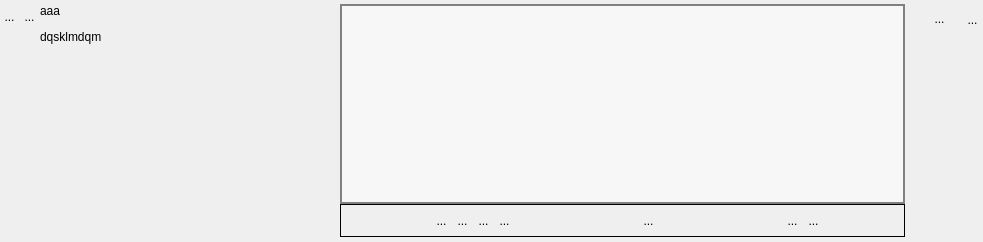
Above: UiQT4/desWidgetPlusieursBase.ui from SalomePlatform/eficas_tools before the change. Below: the same form after it.
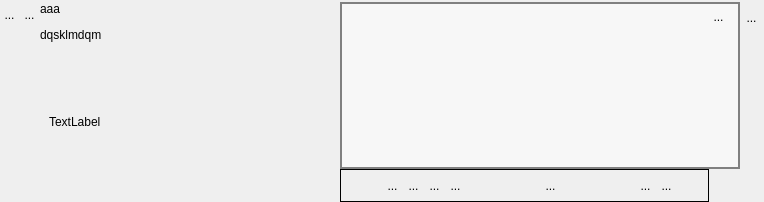
That is the form after the change. Icons and pictures are not drawn. Custom widgets are drawn as their Qt base class.

```diff
--- a/UiQT4/desWidgetPlusieursBase.ui
+++ b/UiQT4/desWidgetPlusieursBase.ui
@@ -6,12 +6,12 @@
    <rect>
     <x>0</x>
     <y>0</y>
-    <width>983</width>
-    <height>242</height>
+    <width>764</width>
+    <height>202</height>
    </rect>
   </property>
   <property name="sizePolicy">
-   <sizepolicy hsizetype="Expanding" vsizetype="Preferred">
+   <sizepolicy hsizetype="Expanding" vsizetype="Expanding">
     <horstretch>0</horstretch>
     <verstretch>0</verstretch>
    </sizepolicy>
@@ -39,13 +39,13 @@
     <number>0</number>
    </property>
    <property name="topMargin">
-    <number>4</number>
+    <number>2</number>
    </property>
    <property name="rightMargin">
-    <number>0</number>
+    <number>2</number>
    </property>
    <property name="bottomMargin">
-    <number>5</number>
+    <number>0</number>
    </property>
    <item>
     <layout class="QVBoxLayout" name="verticalLayout_3">
@@ -151,6 +151,11 @@
     </layout>
    </item>
    <item>
+    <layout class="QVBoxLayout" name="verticalLayout_4">
+     <property name="spacing">
+      <number>0</number>
+     </property>
+     <item>
     <widget class="MonLabelClic" name="label">
      <property name="sizePolicy">
       <sizepolicy hsizetype="Fixed" vsizetype="Preferred">
@@ -185,6 +190,58 @@
     </widget>
    </item>
    <item>
+      <widget class="QScrollArea" name="scrollArea_2">
+       <property name="sizePolicy">
+        <sizepolicy hsizetype="Fixed" vsizetype="Expanding">
+         <horstretch>0</horstretch>
+         <verstretch>0</verstretch>
+        </sizepolicy>
+       </property>
+       <property name="frameShape">
+        <enum>QFrame::NoFrame</enum>
+       </property>
+       <property name="frameShadow">
+        <enum>QFrame::Plain</enum>
+       </property>
+       <property name="widgetResizable">
+        <bool>true</bool>
+       </property>
+       <widget class="QWidget" name="scrollAreaWidgetContents_2">
+        <property name="geometry">
+         <rect>
+          <x>0</x>
+          <y>0</y>
+          <width>112</width>
+          <height>138</height>
+         </rect>
+        </property>
+        <property name="sizePolicy">
+         <sizepolicy hsizetype="Fixed" vsizetype="Preferred">
+          <horstretch>0</horstretch>
+          <verstretch>0</verstretch>
+         </sizepolicy>
+        </property>
+        <layout class="QHBoxLayout" name="horizontalLayout_7">
+         <item>
+          <widget class="QLabel" name="monCommentaireLabel">
+           <property name="sizePolicy">
+            <sizepolicy hsizetype="Fixed" vsizetype="MinimumExpanding">
+             <horstretch>0</horstretch>
+             <verstretch>0</verstretch>
+            </sizepolicy>
+           </property>
+           <property name="text">
+            <string>TextLabel</string>
+           </property>
+          </widget>
+         </item>
+        </layout>
+       </widget>
+      </widget>
+     </item>
+    </layout>
+   </item>
+   <item>
     <layout class="QVBoxLayout" name="verticalLayout_2">
      <property name="spacing">
       <number>0</number>
@@ -232,8 +289,8 @@
          <rect>
           <x>0</x>
           <y>0</y>
-          <width>546</width>
-          <height>194</height>
+          <width>398</width>
+          <height>161</height>
          </rect>
         </property>
         <property name="sizePolicy">
@@ -629,7 +686,7 @@
    <item>
     <layout class="QVBoxLayout" name="verticalLayout">
      <property name="leftMargin">
-      <number>25</number>
+      <number>0</number>
      </property>
      <property name="rightMargin">
       <number>0</number>
```
Left out of the diff: 4 changed lines with no effect on the pictures. Lines whose indentation alone changed are shown as unchanged.
